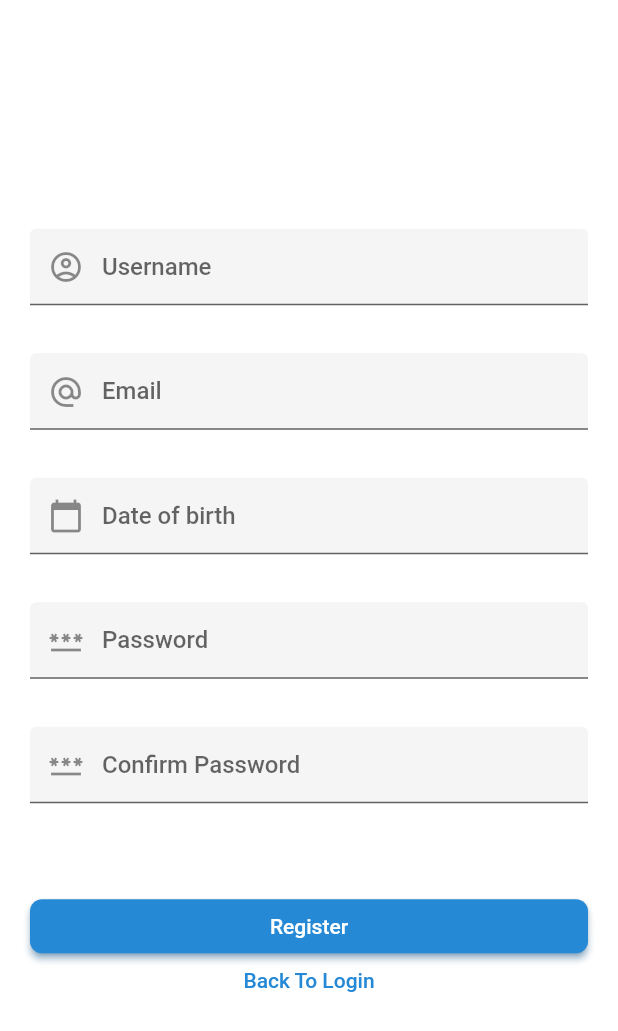
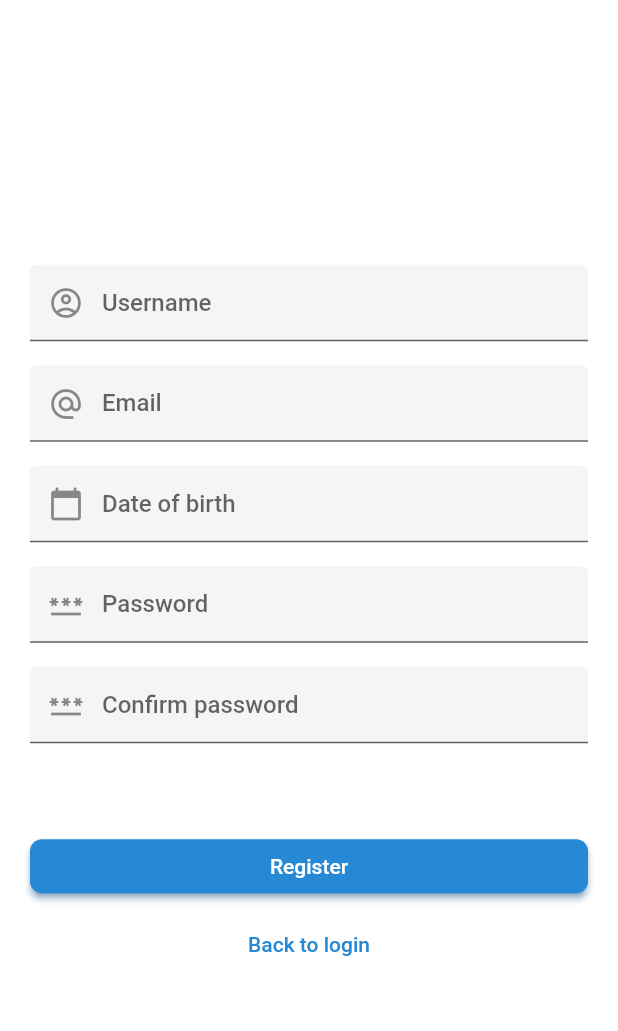
Before and after one commit to PC-Chair-Fight/project-frontend, a Flutter app: the RegisterScreen screen opened by its route, on a phone screen of 412 x 824 dp. Shown: the top 1031 px of the screen. Run offline on Flutter 3.47's test engine with Material 2 defaults, Android fonts, the phone set to English and light mode, and no system bars; our stand-ins replace dio, get_it, shared_preferences; accounts and stored records are empty.

Commit message:
PCCHAIR-29 Propagated changes to the register screen

```diff
--- a/lib/modules/auth/widgets/register.widget.dart
+++ b/lib/modules/auth/widgets/register.widget.dart
@@ -1,6 +1,8 @@
 import 'package:flutter/cupertino.dart';
 import 'package:flutter/material.dart';
+import 'package:intl/intl.dart';
 import 'package:project/config/theme.config.dart';
+import 'package:project/generated/l10n.dart';
 import 'package:project/modules/auth/providers/auth.provider.dart';
 import 'package:project/modules/shared/utils/validators.utils.dart';
 import 'package:provider/provider.dart';
@@ -39,7 +41,7 @@ class _RegisterState extends State<Register> {
     return Form(
       key: _formKey,
       child: Padding(
-        padding: EdgeInsets.symmetric(horizontal: 20),
+        padding: EdgeInsets.all(ThemeConfig.of(context)!.appMargin),
         child: Column(
           crossAxisAlignment: CrossAxisAlignment.stretch,
           mainAxisAlignment: MainAxisAlignment.center,
@@ -48,61 +50,62 @@ class _RegisterState extends State<Register> {
               textInputAction: TextInputAction.next,
               controller: usernameController,
               validator: (value) => UtilValidators.guard(value)
-                    .required('Please enter an username')
+                  .required(S.of(context).RegisterScreen_username_required)
                   .message,
               decoration: InputDecoration(
-                    label: Text('Username'),
-                    prefixIcon: Icon(Icons.account_circle_outlined))),
-            SizedBox(
-              height: ThemeConfig.of(context)!.largeSpacing,
+                label: Text(S.of(context).RegisterScreen_username_input_label),
+                prefixIcon: Icon(Icons.account_circle_outlined),
               ),
+            ),
+            SizedBox(height: ThemeConfig.of(context)!.mediumSpacing),
             TextFormField(
               textInputAction: TextInputAction.next,
               controller: emailController,
               validator: (value) => UtilValidators.guard(value)
-                    .required('Please enter your email address')
+                  .required(S.of(context).LoginScreen_validator_email_required)
                   .message,
               decoration: InputDecoration(
-                    label: Text('Email'),
-                    prefixIcon: Icon(Icons.alternate_email))),
-            SizedBox(
-              height: ThemeConfig.of(context)!.largeSpacing,
+                label: Text(S.of(context).LoginScreen_email_input_label),
+                prefixIcon: Icon(Icons.alternate_email),
               ),
+            ),
+            SizedBox(height: ThemeConfig.of(context)!.mediumSpacing),
             TextFormField(
               readOnly: true,
               onTap: () => _selectDate(context),
               controller: dateOfBirthController,
+              validator: (value) => UtilValidators.guard(value)
+                  .required(S.of(context).RegisterScreen_date_of_birth_required)
+                  .message,
               decoration: InputDecoration(
-                label: Text('Date of birth'),
+                label: Text(
+                    S.of(context).RegisterScreen_date_of_birth_input_label),
                 prefixIcon: Icon(Icons.calendar_today),
               ),
-              validator: (value) => UtilValidators.guard(value)
-                  .required('Please enter your date of birth')
-                  .message,
             ),
-            SizedBox(
-              height: ThemeConfig.of(context)!.largeSpacing,
-            ),
+            SizedBox(height: ThemeConfig.of(context)!.mediumSpacing),
             TextFormField(
               obscureText: true,
               enableSuggestions: false,
               autocorrect: false,
               textInputAction: TextInputAction.next,
               controller: passwordController,
-                validator: (value) =>
-                    // UtilValidators.required(value, 'Enter a valid password'),
-                    UtilValidators.guard(value)
-                        .required('Please enter a password')
-                        .atLeast(
-                            3, 'Password should be at least 3 characters long')
-                        .contains(" !\"#\$%&'()*+,-./:;<=>?@[]^_`{|}~", 1,
-                            'Password should contain at least 1 special character')
+              validator: (value) => UtilValidators.guard(value)
+                  .required(S.of(context).RegisterScreen_password_required)
+                  .atLeast(3, S.of(context).RegisterScreen_password_too_short)
+                  .contains(
+                      " !\"#\$%&'()*+,-./:;<=>?@[]^_`{|}~",
+                      1,
+                      S
+                          .of(context)
+                          .RegisterScreen_password_no_special_characters)
                   .message,
               decoration: InputDecoration(
-                    label: Text('Password'), prefixIcon: Icon(Icons.password))),
-            SizedBox(
-              height: ThemeConfig.of(context)!.largeSpacing,
+                label: Text('Password'),
+                prefixIcon: Icon(Icons.password),
               ),
+            ),
+            SizedBox(height: ThemeConfig.of(context)!.mediumSpacing),
             TextFormField(
               obscureText: true,
               enableSuggestions: false,
@@ -110,28 +113,31 @@ class _RegisterState extends State<Register> {
               textInputAction: TextInputAction.done,
               controller: confirmPasswordController,
               validator: (value) => UtilValidators.guard(value)
-                    .required('Please confirm your password')
+                  .required(
+                      S.of(context).RegisterScreen_confirm_password_required)
                   .equal(
-                        passwordController.value.text, 'Passwords do not match')
+                      passwordController.value.text,
+                      S
+                          .of(context)
+                          .RegisterScreen_confirm_password_does_not_match)
                   .message,
               decoration: InputDecoration(
-                    label: Text('Confirm Password'),
-                    prefixIcon: Icon(Icons.password))),
-            SizedBox(height: ThemeConfig.of(context)!.largestSpacing),
-            SizedBox(
-              child: ElevatedButton(
-                onPressed: () {
-                  if (_formKey.currentState!.validate())
-                    register(_authProvider);
-                },
-                child: const Text('Register'),
+                label: Text(
+                    S.of(context).RegisterScreen_confirm_password_input_label),
+                prefixIcon: Icon(Icons.password),
               ),
             ),
-            SizedBox(
-              child: TextButton(
+            SizedBox(height: ThemeConfig.of(context)!.largestSpacing),
+            ElevatedButton(
+              onPressed: () {
+                if (_formKey.currentState!.validate()) _register(_authProvider);
+              },
+              child: Text(S.of(context).RegisterScreen_register_button),
+            ),
+            SizedBox(height: ThemeConfig.of(context)!.mediumSpacing),
+            TextButton(
               onPressed: () => Navigator.of(context).pop(),
-                child: const Text('Back To Login'),
-              ),
+              child: Text(S.of(context).RegisterScreen_back_to_login_button),
             )
           ],
         ),
@@ -149,14 +155,12 @@ class _RegisterState extends State<Register> {
     if (picked != null && picked != _selectedDate)
       setState(() {
         _selectedDate = picked;
-
-        // TODO use format from intl when available
         dateOfBirthController.text =
-            '${picked.toLocal().day}/${picked.toLocal().month}/${picked.toLocal().year}';
+            DateFormat(DateFormat.YEAR_NUM_MONTH_DAY).format(picked);
       });
   }
 
-  register(AuthProvider authProvider) {
+  _register(AuthProvider authProvider) {
     authProvider
         .register(usernameController.value.text, emailController.value.text,
             _selectedDate, passwordController.value.text)
@@ -167,7 +171,8 @@ class _RegisterState extends State<Register> {
               ? ThemeConfig.of(context)!.successColor
               : ThemeConfig.of(context)!.errorColor,
           content: Text(
-            authProvider.error?.toString() ?? 'Account created',
+            authProvider.error?.toString() ??
+                S.of(context).RegisterScreen_success,
             textAlign: TextAlign.center,
             style: TextStyle(
               color: authProvider.error == null
```
Also changed, not shown: lib/l10n/intl_en.arb (+20 -2 lines), lib/modules/auth/providers/auth.provider.dart (+2 -15 lines), lib/modules/auth/widgets/login.widget.dart (+25 -50 lines), lib/generated/intl/messages_en.dart, lib/generated/l10n.dart. Lines whose indentation alone changed are shown as unchanged.
